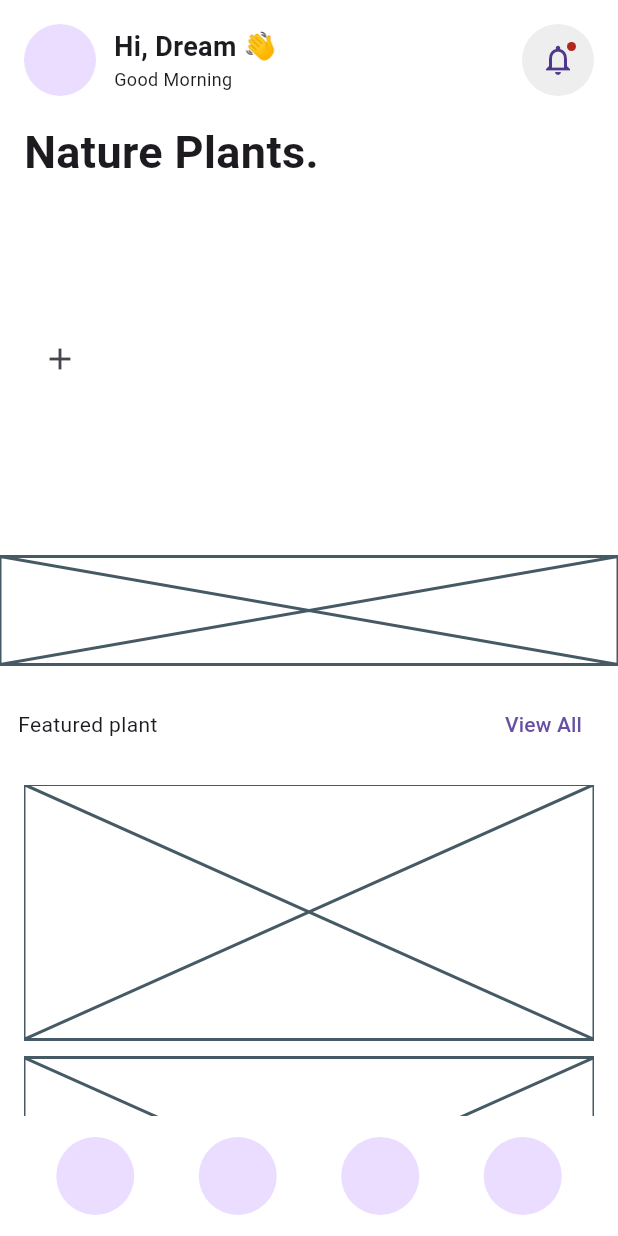
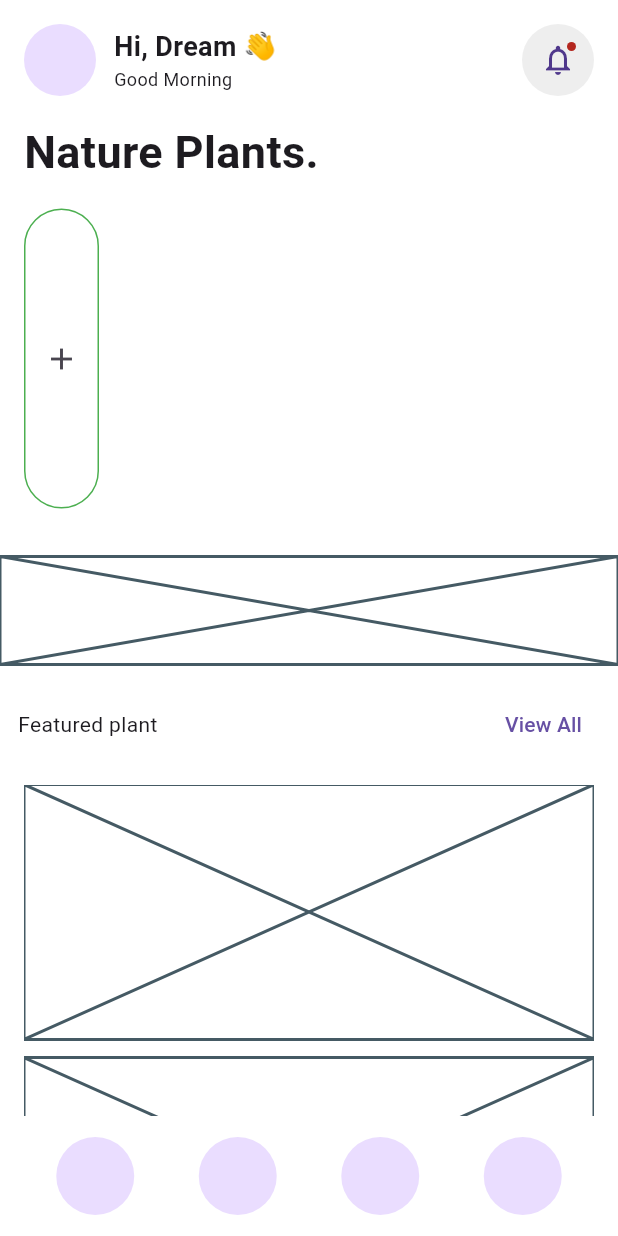
Before and after one commit to JAICHANGPARK/flutter_notebook_chapter_45, a Flutter app: the PlantHomePage screen opened directly, on a phone screen of 412 x 824 dp. Run offline on Flutter 3.47's test engine with Material 3 defaults, Android fonts, the phone set to English and light mode, and no system bars; our stand-ins replace gap, hugeicons, smooth_page_indicator.

Commit message:
Update plant_home_page.dart

```diff
--- a/lib/ep2265_plant_shop_app/ui/plant_home_page.dart
+++ b/lib/ep2265_plant_shop_app/ui/plant_home_page.dart
@@ -59,9 +59,14 @@ class _PlantHomePageState extends State<PlantHomePage> {
                   Container(height: 200, child: Row(
                     children: [
                       Container(
-                        decoration: ShapeDecoration(shape: StadiumBorder(),
+                        // height: double.infinity,
+                        decoration: ShapeDecoration(shape: StadiumBorder(
+                          side: BorderSide(
+                            color: Colors.green,
+                          )
                         ),
-                        child: IconButton(onPressed: (){}, icon: Icon(Icons.add)),
+                        ),
+                        child: Center(child: IconButton(onPressed: (){}, icon: Icon(Icons.add))),
                       )
                     ],
                   )),
```
